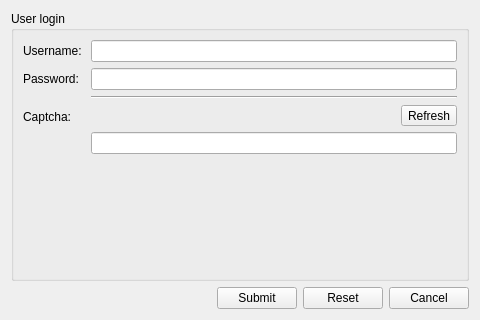
Before: the Qt Designer form src/ui/xmpp/gkxmppregistrationdialog.ui in GekkoFyre/small-world-deluxe, drawn with Qt 5.
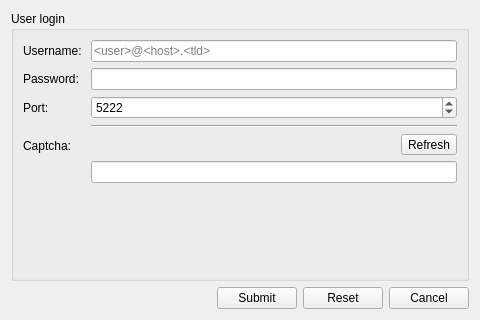
After: the same form once the commit is applied. The open tabs and pages were chosen to show the change.

Commit message: * Modified how passwords are handled throughout much of Small World Deluxe. Characters are now correctly masked. * Changed the default XMPP port for the VK3VKK server towards TCP/5222 which has been tested to work. * Implemented changes in how user logins to XMPP, etc. are handled by and large. * Error handling is much cleaner throughout the QXmpp-related codebase now. * Other, miscellaneous changes.

```diff
--- a/src/ui/xmpp/gkxmppregistrationdialog.ui
+++ b/src/ui/xmpp/gkxmppregistrationdialog.ui
@@ -418,6 +418,9 @@
                   <property name="maxLength">
                    <number>256</number>
                   </property>
+                  <property name="placeholderText">
+                   <string>&lt;user&gt;@&lt;host&gt;.&lt;tld&gt;</string>
+                  </property>
                   <property name="clearButtonEnabled">
                    <bool>true</bool>
                   </property>
@@ -440,21 +443,14 @@
                   </property>
                  </widget>
                 </item>
-                <item row="2" column="1">
-                 <widget class="Line" name="line_2">
-                  <property name="orientation">
-                   <enum>Qt::Horizontal</enum>
-                  </property>
-                 </widget>
-                </item>
-                <item row="3" column="0">
+                <item row="4" column="0">
                  <widget class="QLabel" name="label_xmpp_login_captcha">
                   <property name="text">
                    <string>Captcha: </string>
                   </property>
                  </widget>
                 </item>
-                <item row="3" column="1">
+                <item row="4" column="1">
                  <widget class="QFrame" name="frame_xmpp_login_captcha">
                   <property name="frameShape">
                    <enum>QFrame::NoFrame</enum>
@@ -550,6 +546,33 @@
                   </layout>
                  </widget>
                 </item>
+                <item row="2" column="0">
+                 <widget class="QLabel" name="label_login_xmpp_port">
+                  <property name="text">
+                   <string>Port: </string>
+                  </property>
+                 </widget>
+                </item>
+                <item row="2" column="1">
+                 <widget class="QSpinBox" name="spinBox_login_xmpp_port">
+                  <property name="minimum">
+                   <number>80</number>
+                  </property>
+                  <property name="maximum">
+                   <number>65535</number>
+                  </property>
+                  <property name="value">
+                   <number>5222</number>
+                  </property>
+                 </widget>
+                </item>
+                <item row="3" column="1">
+                 <widget class="Line" name="line_2">
+                  <property name="orientation">
+                   <enum>Qt::Horizontal</enum>
+                  </property>
+                 </widget>
+                </item>
                </layout>
               </widget>
              </item>
```
Left out of the diff: 82 changed lines with no effect on the pictures. The commit also changes 7 other files.
